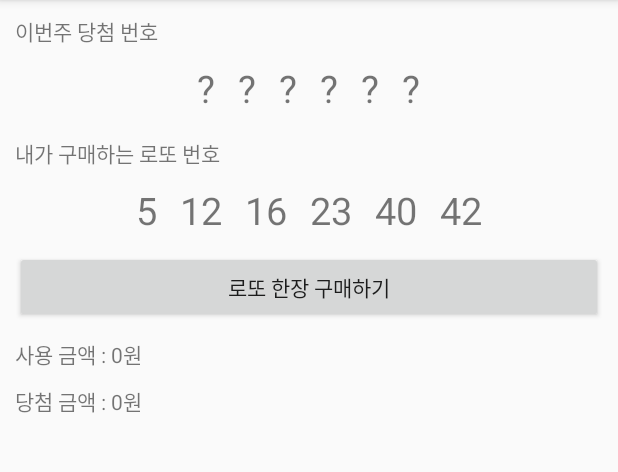
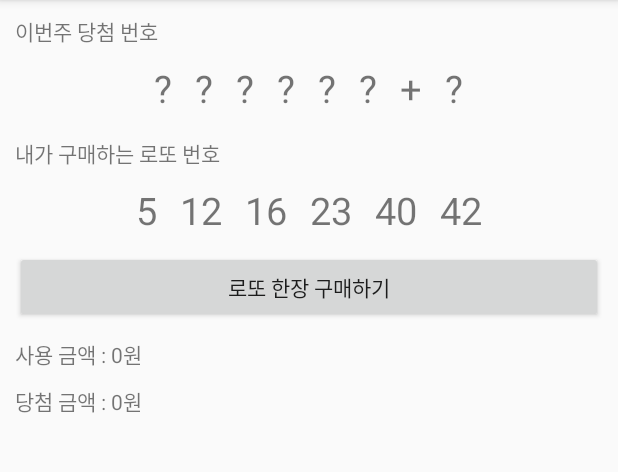
Before and after one commit to HappyDMY/20191229_FinalTest, an Android app: the LottoActivity screen opened directly, with no data from a screen before it, on a phone screen of 412 x 824 dp, the part 84-556 px from its top. Run offline under Robolectric (Android 15) with nearby library versions, the phone set to English and light mode, and no system bars.

Commit message:
보너스 번호 생성하는 로직 작성

```diff
--- a/app/src/main/res/layout/activity_lotto.xml
+++ b/app/src/main/res/layout/activity_lotto.xml
@@ -63,9 +63,23 @@
             android:id="@+id/lottoNumTxt06"
             android:layout_width="wrap_content"
             android:layout_height="wrap_content"
-            android:textSize="25sp"
             android:layout_marginLeft="15dp"
-            android:text="\?"/>
+            android:text="\?"
+            android:textSize="25sp" />
+
+        <TextView
+            android:layout_width="wrap_content"
+            android:layout_height="wrap_content"
+            android:layout_marginLeft="15dp"
+            android:text="+"
+            android:textSize="25sp" />
+       <TextView
+            android:id="@+id/bonusNumTxt"
+            android:layout_width="wrap_content"
+            android:layout_height="wrap_content"
+            android:layout_marginLeft="15dp"
+            android:text="\?"
+            android:textSize="25sp" />
 
 
     </LinearLayout>
```
Also changed, not shown: app/src/main/java/com/example/a20191229_finaltest/LottoActivity.kt (+34 -2 lines).
